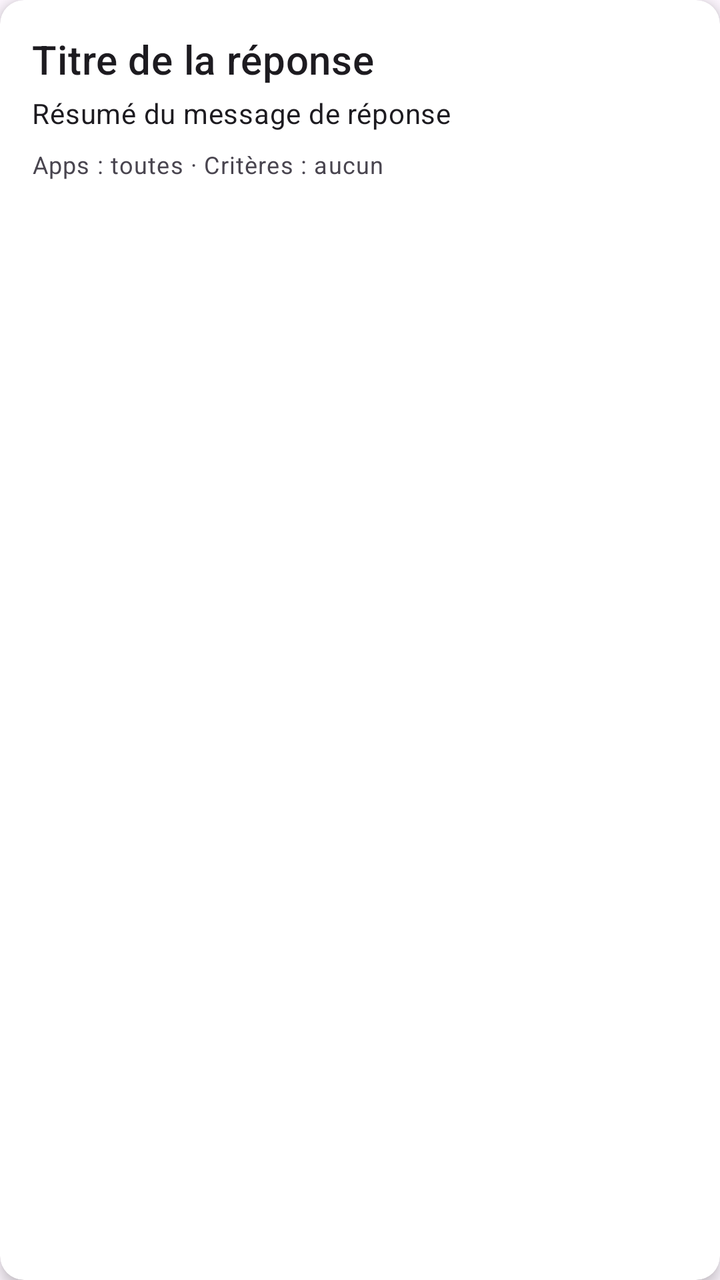
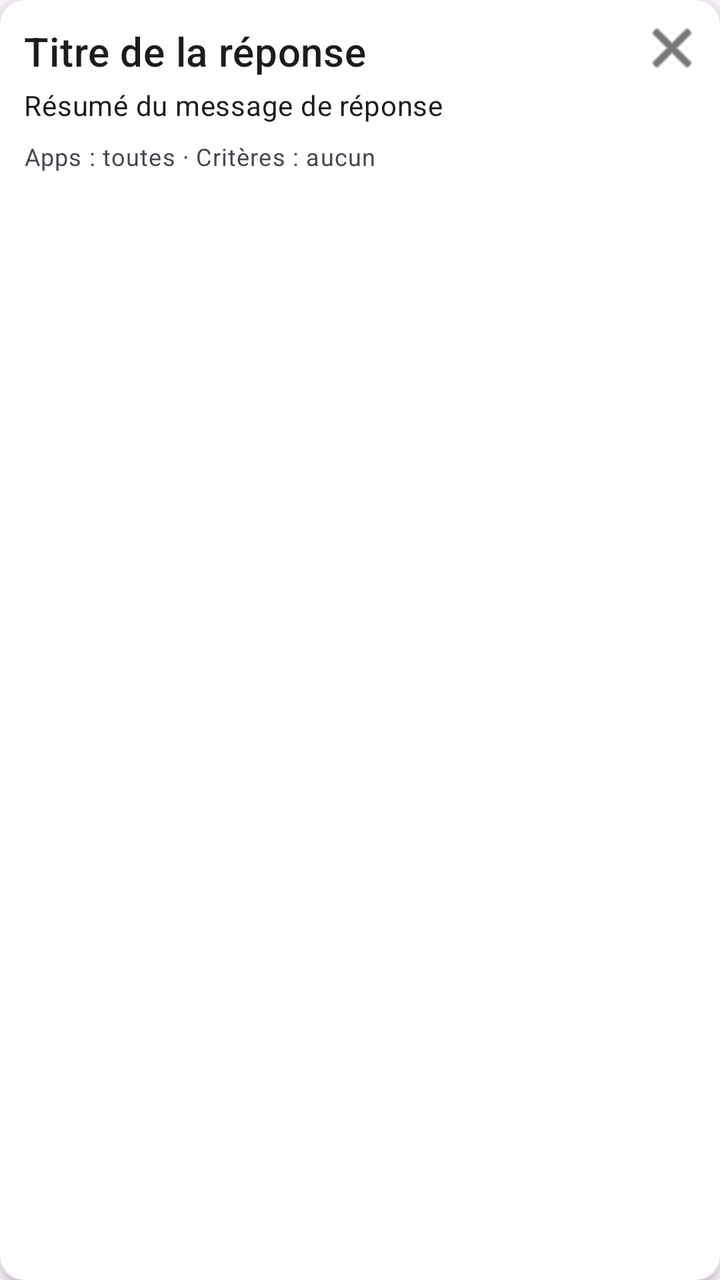

Compare the two renders of this Android layout. The source of the first and the diff that turns it into the second are given below.
<!-- AndroidManifest.xml: application theme Theme.AutOreply -->
<!-- res/layout/item_response.xml -->
<?xml version="1.0" encoding="utf-8"?>
<androidx.cardview.widget.CardView xmlns:android="http://schemas.android.com/apk/res/android"
    xmlns:app="http://schemas.android.com/apk/res-auto"
    android:layout_width="match_parent"
    android:layout_height="wrap_content"
    android:layout_marginBottom="12dp"
    app:cardCornerRadius="12dp"
    app:cardElevation="4dp">

    <LinearLayout
        android:layout_width="match_parent"
        android:layout_height="wrap_content"
        android:orientation="vertical"
        android:padding="16dp">

        <TextView
            android:id="@+id/response_title"
            android:layout_width="match_parent"
            android:layout_height="wrap_content"
            android:text="Titre de la réponse"
            android:textAppearance="?attr/textAppearanceHeadline6" />

        <TextView
            android:id="@+id/response_summary"
            android:layout_width="match_parent"
            android:layout_height="wrap_content"
            android:layout_marginTop="4dp"
            android:text="Résumé du message de réponse"
            android:textAppearance="?attr/textAppearanceBody2" />

        <TextView
            android:id="@+id/response_info"
            android:layout_width="match_parent"
            android:layout_height="wrap_content"
            android:layout_marginTop="8dp"
            android:text="Apps : toutes · Critères : aucun"
            android:textAppearance="?attr/textAppearanceCaption" />
    </LinearLayout>

</androidx.cardview.widget.CardView>
<!-- resources referenced by this layout -->
<resources>
  <style name="Theme.AutOreply" parent="Base.Theme.AutOreply" />
  <style name="Base.Theme.AutOreply" parent="Theme.Material3.DayNight.NoActionBar">
          
          
      </style>
</resources>

<!-- the commit's change to res/layout/item_response.xml (unified diff, before → after) -->
@@ -3,38 +3,57 @@
     xmlns:app="http://schemas.android.com/apk/res-auto"
     android:layout_width="match_parent"
     android:layout_height="wrap_content"
-    android:layout_marginBottom="12dp"
+    android:layout_margin="6dp"
     app:cardCornerRadius="12dp"
     app:cardElevation="4dp">
 
-    <LinearLayout
+    <FrameLayout
         android:layout_width="match_parent"
-        android:layout_height="wrap_content"
-        android:orientation="vertical"
-        android:padding="16dp">
+        android:layout_height="match_parent">
 
-        <TextView
-            android:id="@+id/response_title"
+        <LinearLayout
             android:layout_width="match_parent"
-            android:layout_height="wrap_content"
-            android:text="Titre de la réponse"
-            android:textAppearance="?attr/textAppearanceHeadline6" />
+            android:layout_height="match_parent"
+            android:orientation="vertical"
+            android:padding="12dp">
 
-        <TextView
-            android:id="@+id/response_summary"
-            android:layout_width="match_parent"
-            android:layout_height="wrap_content"
-            android:layout_marginTop="4dp"
-            android:text="Résumé du message de réponse"
-            android:textAppearance="?attr/textAppearanceBody2" />
+            <TextView
+                android:id="@+id/response_title"
+                android:layout_width="match_parent"
+                android:layout_height="wrap_content"
+                android:text="Titre de la réponse"
+                android:textAppearance="?attr/textAppearanceHeadline6" />
 
-        <TextView
-            android:id="@+id/response_info"
-            android:layout_width="match_parent"
-            android:layout_height="wrap_content"
-            android:layout_marginTop="8dp"
-            android:text="Apps : toutes · Critères : aucun"
-            android:textAppearance="?attr/textAppearanceCaption" />
-    </LinearLayout>
+            <TextView
+                android:id="@+id/response_summary"
+                android:layout_width="match_parent"
+                android:layout_height="wrap_content"
+                android:layout_marginTop="4dp"
+                android:text="Résumé du message de réponse"
+                android:textAppearance="?attr/textAppearanceBody2" />
+
+            <TextView
+                android:id="@+id/response_info"
+                android:layout_width="match_parent"
+                android:layout_height="wrap_content"
+                android:layout_marginTop="8dp"
+                android:text="Apps : toutes · Critères : aucun"
+                android:textAppearance="?attr/textAppearanceCaption" />
+
+        </LinearLayout>
+
+        <ImageButton
+            android:id="@+id/delete_button"
+            android:layout_width="36dp"
+            android:layout_height="36dp"
+            android:layout_margin="6dp"
+            android:background="@android:color/transparent"
+            android:src="@android:drawable/ic_menu_close_clear_cancel"
+            android:contentDescription="Supprimer"
+            android:scaleType="centerInside"
+            android:tint="?attr/colorOnSurface"
+            android:layout_gravity="end|top" />
+
+    </FrameLayout>
 
 </androidx.cardview.widget.CardView>
